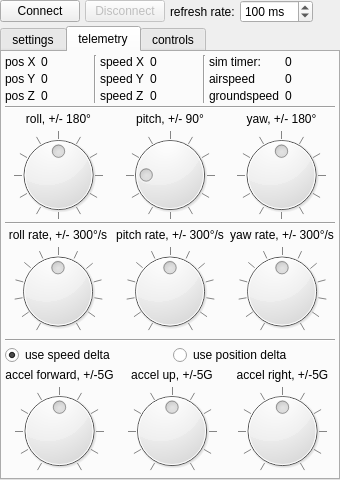
First picture: the form in remotecv.ui, repository hhrhhr/remoteCV, before the edit.
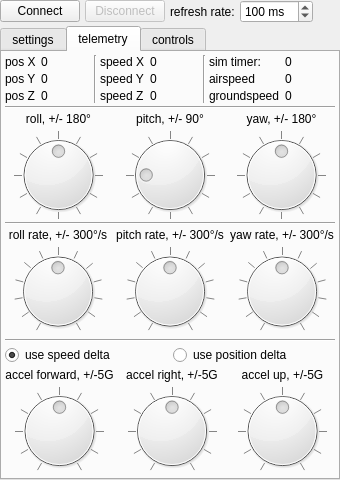
Second picture: the form after the edit. The open tabs and pages were chosen to show the change.

```diff
--- a/remotecv.ui
+++ b/remotecv.ui
@@ -776,31 +776,6 @@
           </widget>
          </item>
          <item row="1" column="1">
-          <widget class="QDial" name="yRate">
-           <property name="sizePolicy">
-            <sizepolicy hsizetype="Expanding" vsizetype="Expanding">
-             <horstretch>0</horstretch>
-             <verstretch>0</verstretch>
-            </sizepolicy>
-           </property>
-           <property name="minimum">
-            <number>-300</number>
-           </property>
-           <property name="maximum">
-            <number>300</number>
-           </property>
-           <property name="tracking">
-            <bool>false</bool>
-           </property>
-           <property name="notchTarget">
-            <double>50.000000000000000</double>
-           </property>
-           <property name="notchesVisible">
-            <bool>true</bool>
-           </property>
-          </widget>
-         </item>
-         <item row="1" column="2">
           <widget class="QDial" name="zRate">
            <property name="sizePolicy">
             <sizepolicy hsizetype="Expanding" vsizetype="Expanding">
@@ -825,6 +800,31 @@
            </property>
           </widget>
          </item>
+         <item row="1" column="2">
+          <widget class="QDial" name="yRate">
+           <property name="sizePolicy">
+            <sizepolicy hsizetype="Expanding" vsizetype="Expanding">
+             <horstretch>0</horstretch>
+             <verstretch>0</verstretch>
+            </sizepolicy>
+           </property>
+           <property name="minimum">
+            <number>-300</number>
+           </property>
+           <property name="maximum">
+            <number>300</number>
+           </property>
+           <property name="tracking">
+            <bool>false</bool>
+           </property>
+           <property name="notchTarget">
+            <double>50.000000000000000</double>
+           </property>
+           <property name="notchesVisible">
+            <bool>true</bool>
+           </property>
+          </widget>
+         </item>
         </layout>
        </item>
        <item>
@@ -883,31 +883,6 @@
           </widget>
          </item>
          <item row="1" column="1">
-          <widget class="QDial" name="yAccel">
-           <property name="sizePolicy">
-            <sizepolicy hsizetype="Expanding" vsizetype="Expanding">
-             <horstretch>0</horstretch>
-             <verstretch>0</verstretch>
-            </sizepolicy>
-           </property>
-           <property name="minimum">
-            <number>-500</number>
-           </property>
-           <property name="maximum">
-            <number>500</number>
-           </property>
-           <property name="tracking">
-            <bool>false</bool>
-           </property>
-           <property name="notchTarget">
-            <double>100.000000000000000</double>
-           </property>
-           <property name="notchesVisible">
-            <bool>true</bool>
-           </property>
-          </widget>
-         </item>
-         <item row="1" column="2">
           <widget class="QDial" name="zAccel">
            <property name="sizePolicy">
             <sizepolicy hsizetype="Expanding" vsizetype="Expanding">
@@ -932,6 +907,31 @@
            </property>
           </widget>
          </item>
+         <item row="1" column="2">
+          <widget class="QDial" name="yAccel">
+           <property name="sizePolicy">
+            <sizepolicy hsizetype="Expanding" vsizetype="Expanding">
+             <horstretch>0</horstretch>
+             <verstretch>0</verstretch>
+            </sizepolicy>
+           </property>
+           <property name="minimum">
+            <number>-500</number>
+           </property>
+           <property name="maximum">
+            <number>500</number>
+           </property>
+           <property name="tracking">
+            <bool>false</bool>
+           </property>
+           <property name="notchTarget">
+            <double>100.000000000000000</double>
+           </property>
+           <property name="notchesVisible">
+            <bool>true</bool>
+           </property>
+          </widget>
+         </item>
          <item row="0" column="0">
           <widget class="QLabel" name="label_15">
            <property name="text">
@@ -945,16 +945,6 @@
          <item row="0" column="1">
           <widget class="QLabel" name="label_16">
            <property name="text">
-            <string>accel up, +/-5G</string>
-           </property>
-           <property name="alignment">
-            <set>Qt::AlignCenter</set>
-           </property>
-          </widget>
-         </item>
-         <item row="0" column="2">
-          <widget class="QLabel" name="label_17">
-           <property name="text">
             <string>accel right, +/-5G</string>
            </property>
            <property name="alignment">
@@ -962,6 +952,16 @@
            </property>
           </widget>
          </item>
+         <item row="0" column="2">
+          <widget class="QLabel" name="label_17">
+           <property name="text">
+            <string>accel up, +/-5G</string>
+           </property>
+           <property name="alignment">
+            <set>Qt::AlignCenter</set>
+           </property>
+          </widget>
+         </item>
         </layout>
        </item>
       </layout>
```
Left out of the diff: 2 changed lines with no effect on the pictures.
